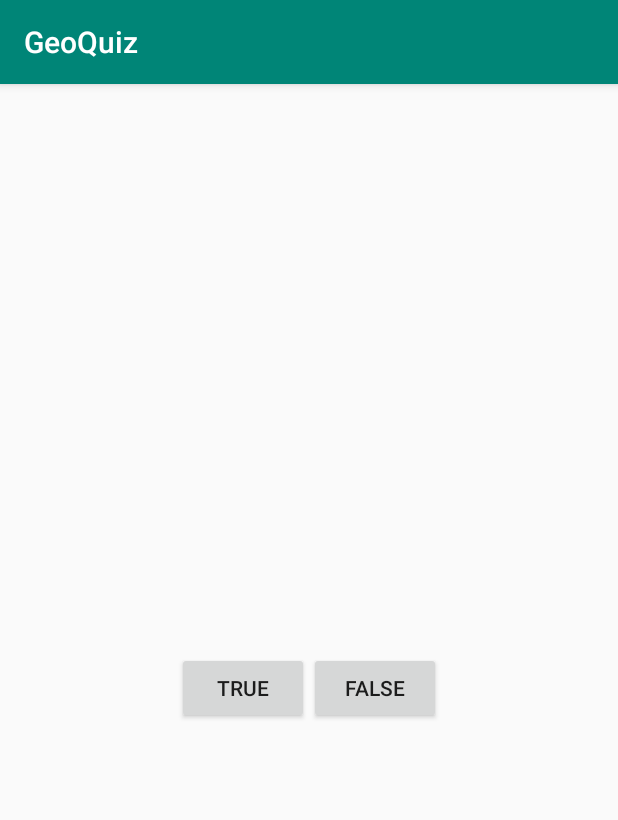
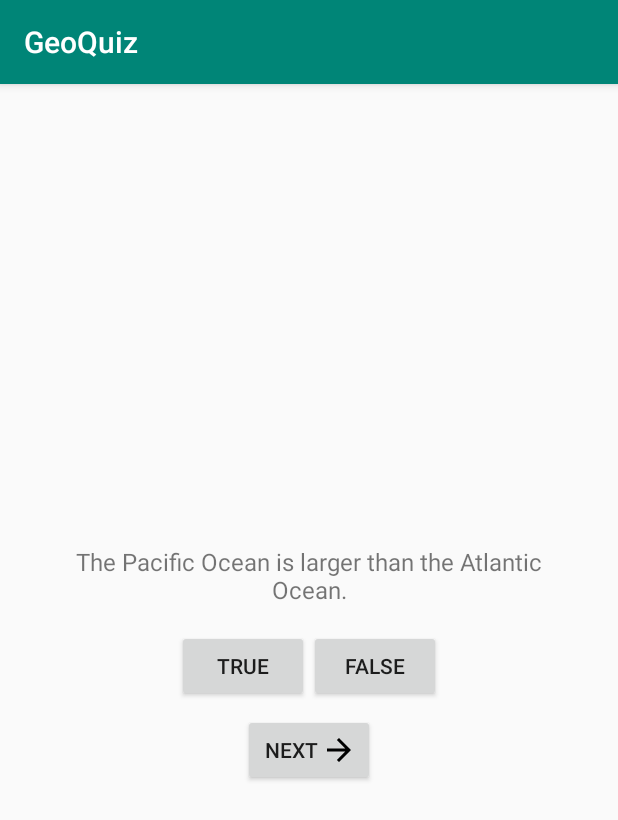
Before and after one commit to KulArtsiom/GeoQuiz, an Android app: the screen it shows after launch (MainActivity before the commit, QuizActivity after it), after a tap on "TRUE", on a phone screen of 412 x 824 dp. Shown: the top 820 px of the screen. Run offline under Robolectric (Android 15) with nearby library versions, the phone set to English and light mode, and no system bars; our stand-ins replace ButterKnife.

```diff
--- a/app/src/main/AndroidManifest.xml
+++ b/app/src/main/AndroidManifest.xml
@@ -12,7 +12,7 @@
         android:theme="@style/AppTheme"
         tools:ignore="GoogleAppIndexingWarning"
         android:fullBackupContent="false">
-        <activity android:name=".MainActivity">
+        <activity android:name=".ui.QuizActivity">
             <intent-filter>
                 <action android:name="android.intent.action.MAIN" />
 
--- a/app/src/main/java/com/geoquiz/MainActivity.java
+++ /dev/null
@@ -1,35 +0,0 @@
-package com.geoquiz;
-
-
-import android.app.Activity;
-import android.os.Bundle;
-import android.widget.Toast;
-
-import androidx.appcompat.app.AppCompatActivity;
-
-import butterknife.ButterKnife;
-import butterknife.OnClick;
-
-public class MainActivity extends AppCompatActivity {
-
-    @Override
-    protected void onCreate(Bundle savedInstanceState) {
-        super.onCreate(savedInstanceState);
-        setContentView(R.layout.activity_main);
-        ButterKnife.bind(this);
-    }
-
-    @OnClick(R.id.btn_true)
-    void onClickTrue() {
-        showToast(this, this.getResources().getString(R.string.correct_toast));
-    }
-
-    @OnClick(R.id.btn_false)
-    void onClickFalse() {
-        showToast(this, this.getResources().getString(R.string.incorrect_toast));
-    }
-
-    private void showToast(Activity activity, String message){
-        Toast.makeText(activity, message, Toast.LENGTH_SHORT).show();
-    }
-}
--- /dev/null
+++ b/app/src/main/java/com/geoquiz/model/Question.java
@@ -0,0 +1,28 @@
+package com.geoquiz.model;
+
+public class Question {
+
+    private int mTextResId;
+    private boolean mAnswerTrue;
+
+    public Question(int textResId, boolean answerTrue) {
+        mTextResId = textResId;
+        mAnswerTrue = answerTrue;
+    }
+
+    public int getTextResId() {
+        return mTextResId;
+    }
+
+    public void setTextResId(int textResId) {
+        mTextResId = textResId;
+    }
+
+    public boolean isAnswerTrue() {
+        return mAnswerTrue;
+    }
+
+    public void setAnswerTrue(boolean answerTrue) {
+        mAnswerTrue = answerTrue;
+    }
+}
--- /dev/null
+++ b/app/src/main/java/com/geoquiz/ui/QuizActivity.java
@@ -0,0 +1,79 @@
+package com.geoquiz.ui;
+
+
+import android.app.Activity;
+import android.os.Bundle;
+import android.widget.TextView;
+import android.widget.Toast;
+
+import androidx.appcompat.app.AppCompatActivity;
+
+import com.geoquiz.R;
+import com.geoquiz.model.Question;
+
+import butterknife.BindView;
+import butterknife.ButterKnife;
+import butterknife.OnClick;
+
+public class QuizActivity extends AppCompatActivity {
+
+    @BindView(R.id.tv_question_text)
+    TextView tvQuestionText;
+
+    private int currentIndex = 0;
+
+    private Question[] mQuestions = new Question[]{
+            new Question((R.string.question_oceans), true),
+            new Question((R.string.question_mideast), false),
+            new Question((R.string.question_africa), false),
+            new Question((R.string.question_americas), true),
+            new Question((R.string.question_asia), true),
+    };
+
+    @Override
+    protected void onCreate(Bundle savedInstanceState) {
+        super.onCreate(savedInstanceState);
+        setContentView(R.layout.activity_main);
+        ButterKnife.bind(this);
+
+        tvQuestionText.setText(getCurrentIndex(currentIndex, mQuestions));
+    }
+
+    @OnClick(R.id.btn_true)
+    void onClickTrue() {
+        checkAnswer(true);
+    }
+
+    @OnClick(R.id.btn_false)
+    void onClickFalse() {
+        checkAnswer(false);
+    }
+
+    @OnClick(R.id.btn_next)
+    void onClickNext() {
+        currentIndex = (currentIndex + 1) % mQuestions.length;
+        updateQuestion();
+    }
+
+    private void showToast(Activity activity, String message) {
+        Toast.makeText(activity, message, Toast.LENGTH_SHORT).show();
+    }
+
+    private int getCurrentIndex(int currentIndex, Question[] questions) {
+        return questions[currentIndex].getTextResId();
+    }
+
+    private void updateQuestion() {
+        tvQuestionText.setText(mQuestions[currentIndex].getTextResId());
+    }
+
+    private void checkAnswer(boolean chosenAnswer) {
+        boolean answerIsTrue = mQuestions[currentIndex].isAnswerTrue();
+        if (chosenAnswer == answerIsTrue) {
+            showToast(this, getResources().getString(R.string.correct_toast));
+        } else {
+            showToast(this, getResources().getString(R.string.incorrect_toast));
+        }
+
+    }
+}
--- /dev/null
+++ b/app/src/main/res/drawable/ic_right.xml
@@ -0,0 +1,9 @@
+<vector xmlns:android="http://schemas.android.com/apk/res/android"
+        android:width="24dp"
+        android:height="24dp"
+        android:viewportWidth="24.0"
+        android:viewportHeight="24.0">
+    <path
+        android:fillColor="#FF000000"
+        android:pathData="M12,4l-1.41,1.41L16.17,11H4v2h12.17l-5.58,5.59L12,20l8,-8z"/>
+</vector>
--- a/app/src/main/res/layout/activity_main.xml
+++ b/app/src/main/res/layout/activity_main.xml
@@ -6,7 +6,7 @@
     android:gravity="center"
     android:orientation="vertical"
     android:padding="@dimen/dimen_16dp"
-    tools:context=".MainActivity">
+    tools:context=".ui.QuizActivity">
 
     <TextView
         android:id="@+id/tv_question_text"
@@ -40,4 +40,19 @@
 
     </LinearLayout>
 
+    <LinearLayout
+        android:orientation="horizontal"
+        android:gravity="center"
+        android:layout_width="match_parent"
+        android:layout_height="wrap_content">
+
+        <Button
+            android:id="@+id/btn_next"
+            android:text="@string/button_next"
+            android:layout_width="wrap_content"
+            android:drawableEnd="@drawable/ic_right"
+            android:layout_height="wrap_content" />
+
+    </LinearLayout>
+
 </LinearLayout>
--- a/app/src/main/res/values/strings.xml
+++ b/app/src/main/res/values/strings.xml
@@ -4,4 +4,14 @@
     <string name="button_false">False</string>
     <string name="correct_toast">Correct!</string>
     <string name="incorrect_toast">Incorrect!</string>
+    <string name="button_next">next</string>
+
+
+    <string name="question_oceans">The Pacific Ocean is larger than the Atlantic Ocean.</string>
+    <string name="question_mideast">The Suez Canal connects the Red Sea and the Indian Ocean.</string>
+    <string name="question_africa">The source of the Nile River is in Egypt. </string>
+    <string name="question_americas">The Amazon River is the longest river in the Americas.</string>
+    <string name="question_asia">Lake Baikal is the world\’s oldest and deepest freshwater lake.</string>
+    <string name="question_minsk">Minsk is the capital of Belarus.</string>
+
 </resources>
```
